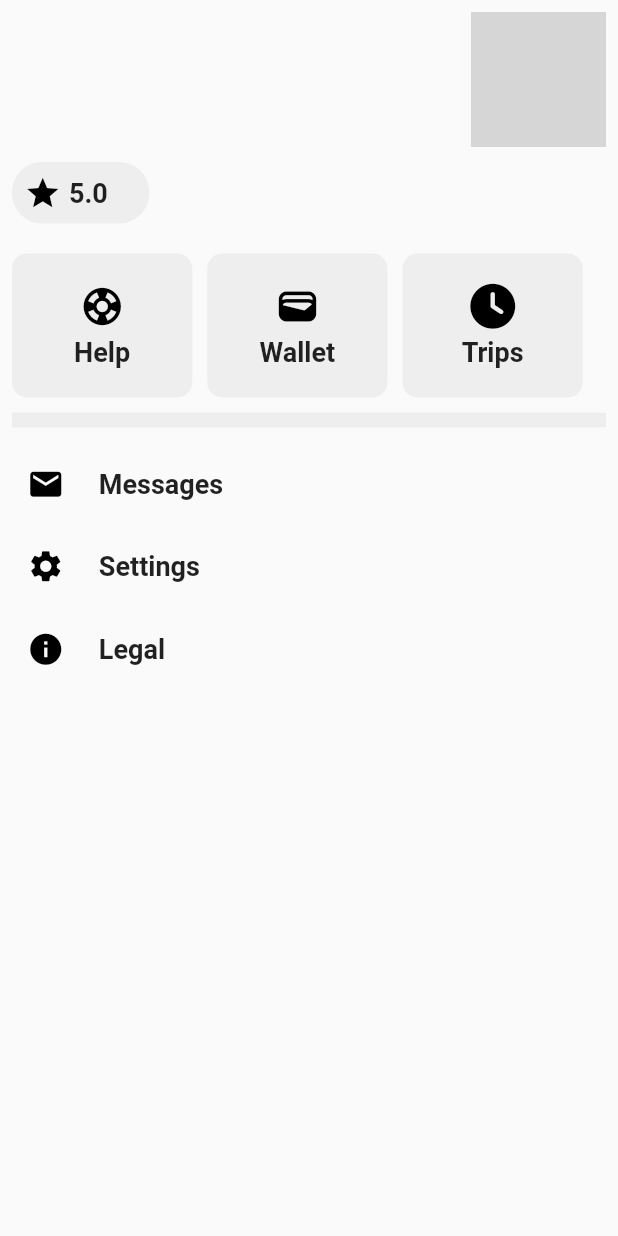
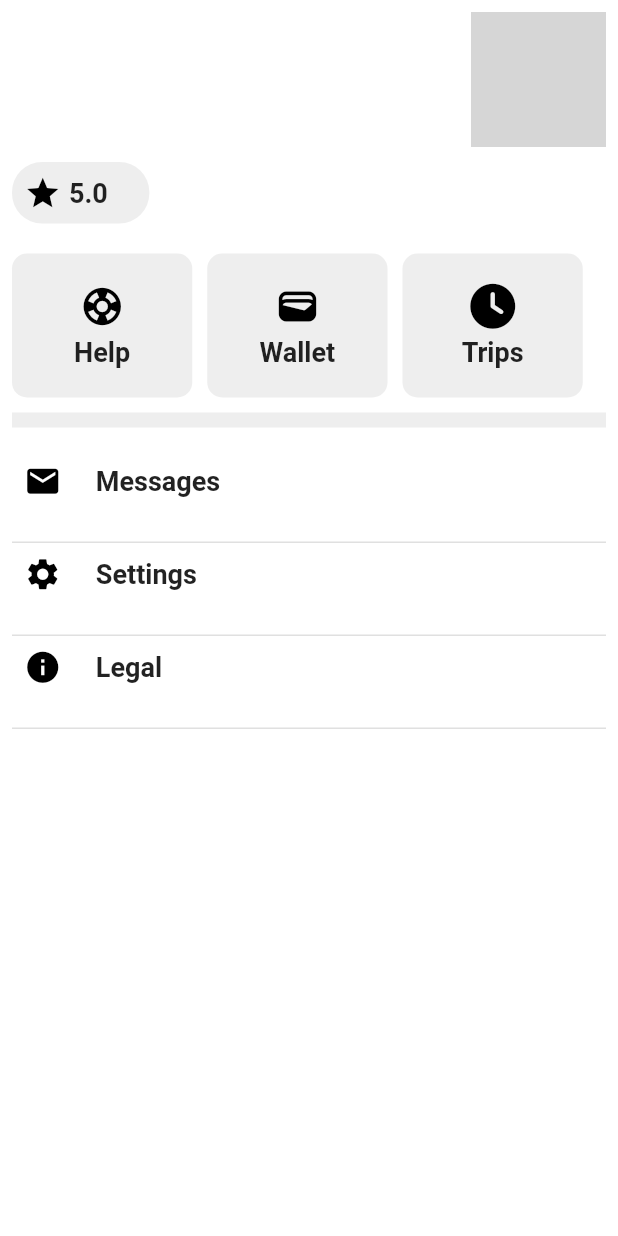
Before and after one commit to mohamed352/Inway, a Flutter app: the Account widget shown alone on an empty page, opened directly, on a phone screen of 412 x 824 dp. Run offline on Flutter 3.47's test engine with Material 2 defaults, Android fonts, the light colour scheme and no system bars; our stand-ins replace animated_text_kit, cloud_firestore, country_picker, firebase_auth, firebase_core, flutter_bloc and 10 more; accounts and stored records are empty; network calls fail; Roboto replaces fonts that are missing (Alexandria); grey boxes are pictures that could not be loaded.

Commit message:
Changes to be committed: 	modified:   lib/features/inWay/presentation/constants/theam_manger.dart 	modified:   lib/features/inWay/presentation/cubit/inway_cubit.dart 	modified:   lib/features/inWay/presentation/pages/Home/account.dart 	new file:   lib/features/inWay/presentation/pages/setting/editprofile.dart 	modified:   lib/features/inWay/presentation/pages/setting/setting.dart 	new file:   lib/features/inWay/presentation/widgets/itembar.dart

```diff
--- a/lib/features/inWay/presentation/constants/theam_manger.dart
+++ b/lib/features/inWay/presentation/constants/theam_manger.dart
@@ -4,6 +4,7 @@ import 'package:google_fonts/google_fonts.dart';
 import 'package:inway/features/inWay/presentation/constants/color_manger.dart';
 
 ThemeData lightTheme = ThemeData(
+  scaffoldBackgroundColor:  Colors.white,
     textTheme: GoogleFonts.alexandriaTextTheme(ThemeData.light().textTheme),
     iconTheme: const IconThemeData(
       color: Colors.black,
--- a/lib/features/inWay/presentation/cubit/inway_cubit.dart
+++ b/lib/features/inWay/presentation/cubit/inway_cubit.dart
@@ -1,4 +1,5 @@
 import 'dart:async';
+
 import 'package:cloud_firestore/cloud_firestore.dart';
 import 'package:firebase_auth/firebase_auth.dart';
 import 'package:flutter/material.dart';
@@ -6,6 +7,7 @@ import 'package:flutter_bloc/flutter_bloc.dart';
 import 'package:font_awesome_flutter/font_awesome_flutter.dart';
 import 'package:geolocator/geolocator.dart';
 import 'package:google_maps_flutter/google_maps_flutter.dart';
+import 'package:inway/cashe_helper.dart';
 import 'package:inway/config/endpoint.dart';
 import 'package:inway/features/inWay/data/models/userdate.dart';
 import 'package:inway/features/inWay/presentation/pages/Home/account.dart';
@@ -13,6 +15,7 @@ import 'package:inway/features/inWay/presentation/pages/Home/activity.dart';
 import 'package:inway/features/inWay/presentation/pages/Home/homescreen.dart';
 import 'package:inway/features/inWay/presentation/pages/Home/servies.dart';
 import 'package:inway/features/inWay/utils/utils.dart';
+
 part 'inway_state.dart';
 
 class InwayCubit extends Cubit<InwayState> {
@@ -25,7 +28,6 @@ class InwayCubit extends Cubit<InwayState> {
     emit(InwayInitial());
     curentpage = activepage;
   }
-
 
   List<String> activityColor = ['All'];
 
@@ -54,9 +56,9 @@ class InwayCubit extends Cubit<InwayState> {
 
   List<Widget> screen = [
     HomeScreen(),
-    Serives(),
-    Activity(),
-    Account(),
+    const Serives(),
+    const Activity(),
+    const Account(),
   ];
   List<BottomNavigationBarItem> item = [
     const BottomNavigationBarItem(
@@ -101,7 +103,9 @@ class InwayCubit extends Cubit<InwayState> {
 
   Future<void> singOut(context) async {
     try {
-      firebaseAuth.signOut();
+      await firebaseAuth.signOut();
+      await CasheHelper.removeData('uid');
+
       emit(SingOut());
     } catch (e) {
       showMySnackBar(context: context, content: e.toString());
--- a/lib/features/inWay/presentation/pages/Home/account.dart
+++ b/lib/features/inWay/presentation/pages/Home/account.dart
@@ -7,6 +7,7 @@ import 'package:inway/features/inWay/presentation/constants/textstyle_manger.dar
 import 'package:inway/features/inWay/presentation/cubit/inway_cubit.dart';
 import 'package:inway/features/inWay/presentation/pages/setting/setting.dart';
 import 'package:inway/features/inWay/presentation/widgets/divider.dart';
+import 'package:inway/features/inWay/presentation/widgets/itembar.dart';
 
 class Account extends StatelessWidget {
   const Account({super.key});
@@ -90,18 +91,21 @@ class Account extends StatelessWidget {
               ItemBar(
                 function: () {},
                 iconData: Icons.email,
+                showDivider: true,
                 text: 'Messages',
               ),
               ItemBar(
                   iconData: Icons.settings,
                   text: 'Settings',
+                  showDivider: true,
                   function: () {
-                    navigatioonalign(SettingScreen(), context);
+                    navigatioonalign(const SettingScreen(), context);
                   }),
               ItemBar(
                 function: () {},
                 iconData: Icons.info,
                 text: 'Legal',
+                showDivider: true,
               ),
             ],
           ),
@@ -145,39 +149,3 @@ class Item extends StatelessWidget {
     );
   }
 }
-
-class ItemBar extends StatelessWidget {
-  final IconData iconData;
-  final String text;
-  final Function function;
-  const ItemBar(
-      {super.key,
-      required this.iconData,
-      required this.text,
-      required this.function});
-
-  @override
-  Widget build(BuildContext context) {
-    return InkWell(
-      onTap: () {
-        function();
-      },
-      child: Container(
-        padding: const EdgeInsets.all(10),
-        margin: const EdgeInsets.only(bottom: 10),
-        child: Row(
-          children: [
-            Icon(iconData),
-            SizedBox(
-              width: AppSizes.getWidth(context, 20),
-            ),
-            Text(
-              text,
-              style: MyTextStyle.meduimBold,
-            )
-          ],
-        ),
-      ),
-    );
-  }
-}
--- /dev/null
+++ b/lib/features/inWay/presentation/widgets/itembar.dart
@@ -0,0 +1,78 @@
+import 'package:flutter/material.dart';
+import 'package:inway/features/inWay/presentation/constants/sizes_manger.dart';
+import 'package:inway/features/inWay/presentation/constants/textstyle_manger.dart';
+import 'divider.dart';
+
+class ItemBar extends StatelessWidget {
+  final IconData iconData;
+  final String text;
+  final Function function;
+  final bool? showIcon;
+  final bool? showDivider;
+
+  final String? smallText;
+  const ItemBar(
+      {super.key,
+      required this.iconData,
+      required this.text,
+      required this.function,
+      this.showIcon,
+      this.smallText,
+      this.showDivider});
+
+  @override
+  Widget build(BuildContext context) {
+    return InkWell(
+      onTap: () {
+        function();
+      },
+      child: Column(
+        children: [
+          Padding(
+            padding: const EdgeInsets.all(8.0),
+            child: Row(
+              children: [
+                Icon(iconData),
+                SizedBox(
+                  width: AppSizes.getWidth(context, 20),
+                ),
+                Expanded(
+                  child: Column(
+                    crossAxisAlignment: CrossAxisAlignment.start,
+                    children: [
+                      Text(
+                        text,
+                        style: MyTextStyle.meduimBold,
+                      ),
+                      if (smallText != '' && smallText != null)
+                        Text(
+                          '$smallText',
+                          style: Theme.of(context)
+                              .textTheme
+                              .bodySmall!
+                              .copyWith(fontSize: 14),
+                        )
+                    ],
+                  ),
+                ),
+                // const Spacer(),
+                if (showIcon != null)
+                  const Icon(
+                    Icons.arrow_forward_ios_outlined,
+                    size: 20,
+                  )
+              ],
+            ),
+          ),
+          if (showDivider != null)
+            MyDivider(
+              inch: 1,
+              color: Colors.grey.shade300,
+              isHight: false,
+              marginTop: 20,
+            )
+        ],
+      ),
+    );
+  }
+}
```
Also changed, not shown: lib/features/inWay/presentation/pages/setting/editprofile.dart (added, +19 -0 lines), lib/features/inWay/presentation/pages/setting/setting.dart (+162 -23 lines).
